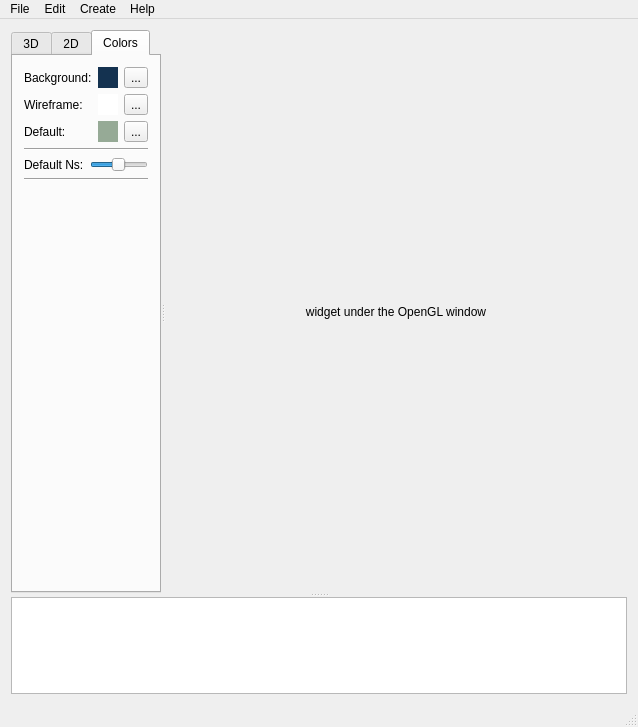
Before: the Qt Designer form src/qt/main_window.ui in cppd/math, drawn with Qt 5.
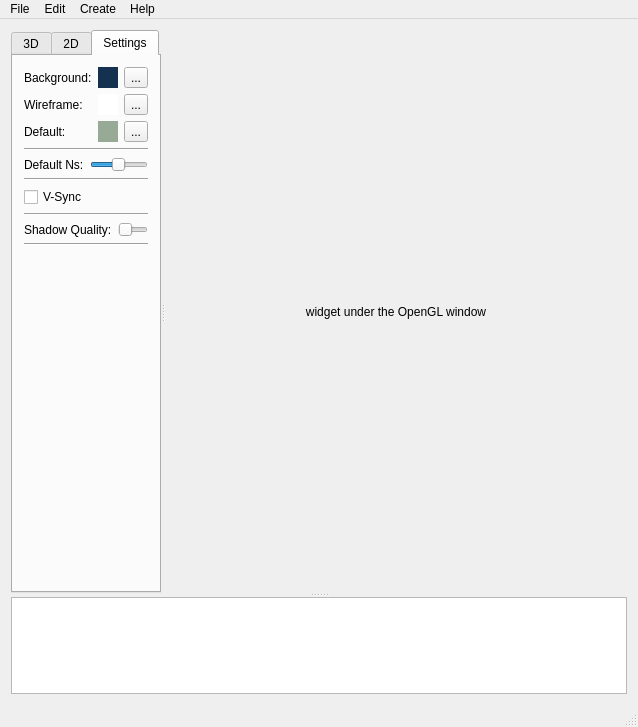
After: the same form once the commit is applied. The open tabs and pages were chosen to show the change. Custom widgets are drawn as their Qt base class.

Commit message: add settings for v-sync and shadow

Diff of the .ui file:
```diff
--- a/src/qt/main_window.ui
+++ b/src/qt/main_window.ui
@@ -418,7 +418,7 @@
         </widget>
         <widget class="QWidget" name="tabColors">
          <attribute name="title">
-          <string>Colors</string>
+          <string>Settings</string>
          </attribute>
          <layout class="QVBoxLayout" name="verticalLayout_4">
           <item>
@@ -752,6 +752,51 @@
             </item>
            </layout>
           </item>
+          <item>
+           <widget class="Line" name="line_14">
+            <property name="orientation">
+             <enum>Qt::Horizontal</enum>
+            </property>
+           </widget>
+          </item>
+          <item>
+           <widget class="QCheckBox" name="checkBox_VerticalSync">
+            <property name="text">
+             <string>V-Sync</string>
+            </property>
+           </widget>
+          </item>
+          <item>
+           <widget class="Line" name="line_15">
+            <property name="orientation">
+             <enum>Qt::Horizontal</enum>
+            </property>
+           </widget>
+          </item>
+          <item>
+           <layout class="QHBoxLayout" name="horizontalLayout_3">
+            <item>
+             <widget class="QLabel" name="label_ShadowQuality">
+              <property name="text">
+               <string>Shadow Quality:</string>
+              </property>
+             </widget>
+            </item>
+            <item>
+             <widget class="QSlider" name="Slider_ShadowQuality">
+              <property name="minimum">
+               <number>1</number>
+              </property>
+              <property name="maximum">
+               <number>10</number>
+              </property>
+              <property name="orientation">
+               <enum>Qt::Horizontal</enum>
+              </property>
+             </widget>
+            </item>
+           </layout>
+          </item>
           <item>
            <widget class="Line" name="line_12">
             <property name="orientation">
```
Left out of the diff: 2 changed lines with no effect on the pictures. The commit also changes 9 other files.
